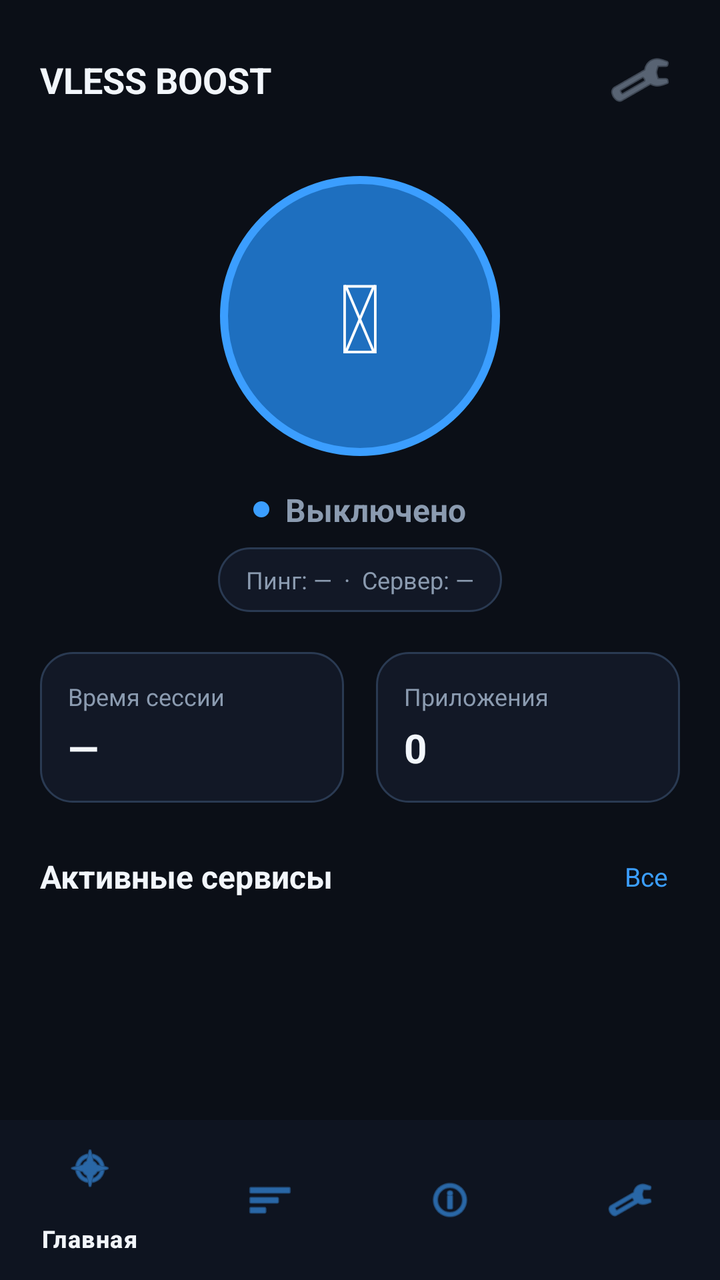
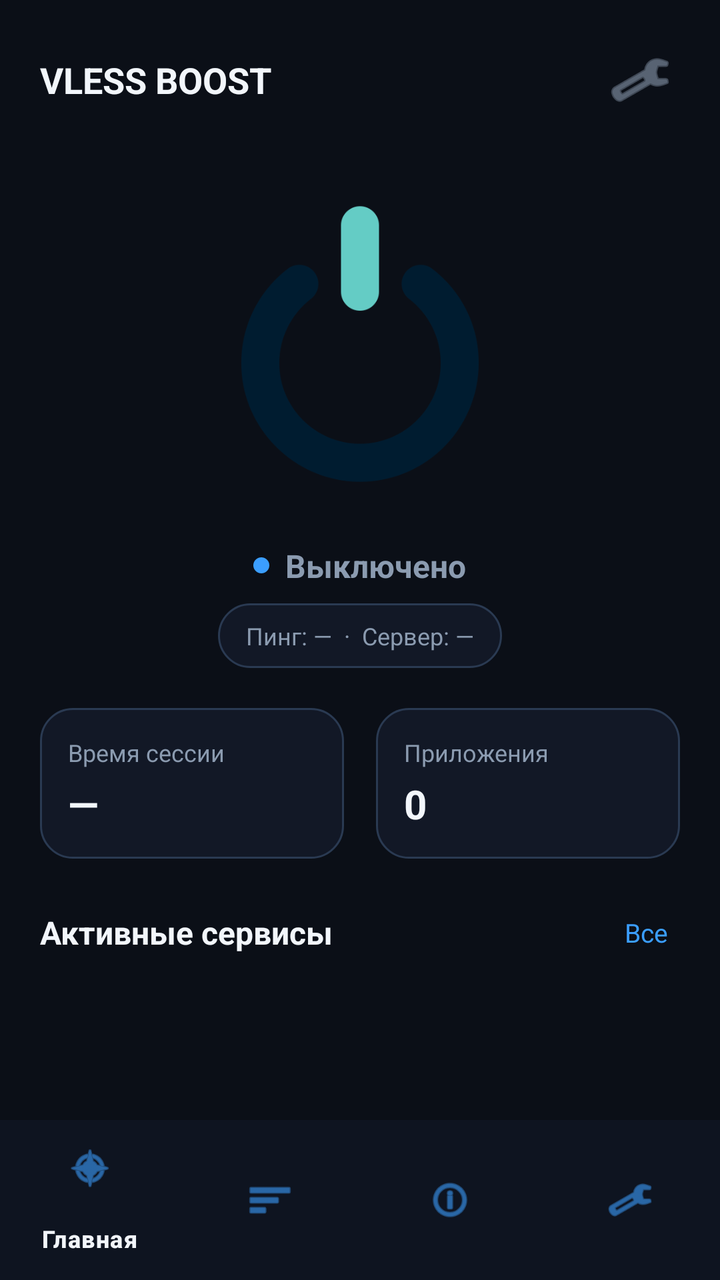

Compare the two renders of this Android layout. The source of the first and the diff that turns it into the second are given below.
<!-- AndroidManifest.xml: application theme Theme.VlessBoost -->
<!-- res/layout/activity_main.xml -->
<?xml version="1.0" encoding="utf-8"?>
<androidx.constraintlayout.widget.ConstraintLayout xmlns:android="http://schemas.android.com/apk/res/android"
    xmlns:app="http://schemas.android.com/apk/res-auto"
    android:layout_width="match_parent"
    android:layout_height="match_parent"
    android:background="@color/bg"
    android:fitsSystemWindows="true">

    <FrameLayout
        android:id="@+id/contentHost"
        android:layout_width="0dp"
        android:layout_height="0dp"
        app:layout_constraintBottom_toTopOf="@id/bottomNav"
        app:layout_constraintEnd_toEndOf="parent"
        app:layout_constraintStart_toStartOf="parent"
        app:layout_constraintTop_toTopOf="parent">

        
        <ScrollView
            android:id="@+id/pageHome"
            android:layout_width="match_parent"
            android:layout_height="match_parent"
            android:fillViewport="true">

            <LinearLayout
                android:layout_width="match_parent"
                android:layout_height="wrap_content"
                android:orientation="vertical"
                android:padding="20dp">

                <LinearLayout
                    android:layout_width="match_parent"
                    android:layout_height="wrap_content"
                    android:gravity="center_vertical"
                    android:orientation="horizontal">

                    <TextView
                        android:layout_width="0dp"
                        android:layout_height="wrap_content"
                        android:layout_weight="1"
                        android:text="VLESS BOOST"
                        android:textColor="@color/text"
                        android:textSize="18sp"
                        android:textStyle="bold" />

                    <ImageButton
                        android:id="@+id/btnHomeSettings"
                        android:layout_width="40dp"
                        android:layout_height="40dp"
                        android:background="?attr/selectableItemBackgroundBorderless"
                        android:contentDescription="Настройки"
                        android:src="@android:drawable/ic_menu_preferences"
                        app:tint="@color/muted" />
                </LinearLayout>

                <FrameLayout
                    android:layout_width="140dp"
                    android:layout_height="140dp"
                    android:layout_gravity="center_horizontal"
                    android:layout_marginTop="28dp">

                    <TextView
                        android:id="@+id/btnPower"
                        android:layout_width="match_parent"
                        android:layout_height="match_parent"
                        android:background="@drawable/bg_power"
                        android:gravity="center"
                        android:text="⏻"
                        android:textColor="@android:color/white"
                        android:textSize="48sp" />
                </FrameLayout>

                <LinearLayout
                    android:layout_width="wrap_content"
                    android:layout_height="wrap_content"
                    android:layout_gravity="center_horizontal"
                    android:layout_marginTop="16dp"
                    android:gravity="center_vertical"
                    android:orientation="horizontal">

                    <View
                        android:id="@+id/statusDot"
                        android:layout_width="8dp"
                        android:layout_height="8dp"
                        android:background="@drawable/bg_power" />

                    <TextView
                        android:id="@+id/statusText"
                        android:layout_width="wrap_content"
                        android:layout_height="wrap_content"
                        android:layout_marginStart="8dp"
                        android:text="@string/status_off"
                        android:textColor="@color/muted"
                        android:textSize="16sp"
                        android:textStyle="bold" />
                </LinearLayout>

                <TextView
                    android:id="@+id/homeMeta"
                    android:layout_width="wrap_content"
                    android:layout_height="wrap_content"
                    android:layout_gravity="center_horizontal"
                    android:layout_marginTop="8dp"
                    android:background="@drawable/bg_card"
                    android:paddingHorizontal="14dp"
                    android:paddingVertical="8dp"
                    android:text="Пинг: —  ·  Сервер: —"
                    android:textColor="@color/muted"
                    android:textSize="12sp" />

                <LinearLayout
                    android:layout_width="match_parent"
                    android:layout_height="wrap_content"
                    android:layout_marginTop="20dp"
                    android:orientation="horizontal">

                    <LinearLayout
                        android:layout_width="0dp"
                        android:layout_height="wrap_content"
                        android:layout_marginEnd="8dp"
                        android:layout_weight="1"
                        android:background="@drawable/bg_card"
                        android:orientation="vertical"
                        android:padding="14dp">

                        <TextView
                            android:layout_width="wrap_content"
                            android:layout_height="wrap_content"
                            android:text="Время сессии"
                            android:textColor="@color/muted"
                            android:textSize="12sp" />

                        <TextView
                            android:id="@+id/sessionTime"
                            android:layout_width="wrap_content"
                            android:layout_height="wrap_content"
                            android:layout_marginTop="4dp"
                            android:text="—"
                            android:textColor="@color/text"
                            android:textSize="20sp"
                            android:textStyle="bold" />
                    </LinearLayout>

                    <LinearLayout
                        android:layout_width="0dp"
                        android:layout_height="wrap_content"
                        android:layout_marginStart="8dp"
                        android:layout_weight="1"
                        android:background="@drawable/bg_card"
                        android:orientation="vertical"
                        android:padding="14dp">

                        <TextView
                            android:layout_width="wrap_content"
                            android:layout_height="wrap_content"
                            android:text="Приложения"
                            android:textColor="@color/muted"
                            android:textSize="12sp" />

                        <TextView
                            android:id="@+id/appsCountHome"
                            android:layout_width="wrap_content"
                            android:layout_height="wrap_content"
                            android:layout_marginTop="4dp"
                            android:text="0"
                            android:textColor="@color/text"
                            android:textSize="20sp"
                            android:textStyle="bold" />
                    </LinearLayout>
                </LinearLayout>

                <LinearLayout
                    android:layout_width="match_parent"
                    android:layout_height="wrap_content"
                    android:layout_marginTop="22dp"
                    android:gravity="center_vertical"
                    android:orientation="horizontal">

                    <TextView
                        android:layout_width="0dp"
                        android:layout_height="wrap_content"
                        android:layout_weight="1"
                        android:text="Активные сервисы"
                        android:textColor="@color/text"
                        android:textSize="16sp"
                        android:textStyle="bold" />

                    <TextView
                        android:id="@+id/btnSeeAll"
                        android:layout_width="wrap_content"
                        android:layout_height="wrap_content"
                        android:padding="6dp"
                        android:text="Все"
                        android:textColor="@color/accent"
                        android:textSize="13sp" />
                </LinearLayout>

                <LinearLayout
                    android:id="@+id/activeServicesList"
                    android:layout_width="match_parent"
                    android:layout_height="wrap_content"
                    android:layout_marginTop="8dp"
                    android:orientation="vertical" />
            </LinearLayout>
        </ScrollView>

        
        <ScrollView
            android:id="@+id/pageServices"
            android:layout_width="match_parent"
            android:layout_height="match_parent"
            android:fillViewport="true"
            android:visibility="gone">

            <LinearLayout
                android:layout_width="match_parent"
                android:layout_height="wrap_content"
                android:orientation="vertical"
                android:padding="20dp">

                <TextView
                    android:layout_width="match_parent"
                    android:layout_height="wrap_content"
                    android:text="Сервисы"
                    android:textColor="@color/text"
                    android:textSize="24sp"
                    android:textStyle="bold" />

                <TextView
                    android:layout_width="match_parent"
                    android:layout_height="wrap_content"
                    android:layout_marginTop="4dp"
                    android:text="Выберите приложения и сайты для ускорения"
                    android:textColor="@color/muted"
                    android:textSize="13sp" />

                <com.google.android.material.button.MaterialButton
                    android:id="@+id/btnApps"
                    style="@style/Widget.Material3.Button.TonalButton"
                    android:layout_width="match_parent"
                    android:layout_height="52dp"
                    android:layout_marginTop="16dp"
                    android:text="Выбрать приложения"
                    android:textAllCaps="false"
                    app:cornerRadius="14dp" />

                <TextView
                    android:id="@+id/appsSummary"
                    android:layout_width="match_parent"
                    android:layout_height="wrap_content"
                    android:layout_marginTop="8dp"
                    android:text="Приложения не выбраны"
                    android:textColor="@color/muted"
                    android:textSize="13sp" />

                <TextView
                    android:layout_width="match_parent"
                    android:layout_height="wrap_content"
                    android:layout_marginTop="18dp"
                    android:text="Пресеты сайтов"
                    android:textColor="@color/text"
                    android:textStyle="bold" />

                <com.google.android.material.chip.ChipGroup
                    android:id="@+id/presetChips"
                    android:layout_width="match_parent"
                    android:layout_height="wrap_content"
                    android:layout_marginTop="8dp"
                    app:chipSpacingHorizontal="8dp"
                    app:chipSpacingVertical="8dp" />
            </LinearLayout>
        </ScrollView>

        
        <ScrollView
            android:id="@+id/pageSettings"
            android:layout_width="match_parent"
            android:layout_height="match_parent"
            android:fillViewport="true"
            android:visibility="gone">

            <LinearLayout
                android:layout_width="match_parent"
                android:layout_height="wrap_content"
                android:orientation="vertical"
                android:padding="20dp">

                <TextView
                    android:layout_width="match_parent"
                    android:layout_height="wrap_content"
                    android:text="Настройки"
                    android:textColor="@color/text"
                    android:textSize="24sp"
                    android:textStyle="bold" />

                <TextView
                    android:layout_width="match_parent"
                    android:layout_height="wrap_content"
                    android:layout_marginTop="16dp"
                    android:text="Ссылка VLESS"
                    android:textColor="@color/text"
                    android:textStyle="bold" />

                <EditText
                    android:id="@+id/vlessInput"
                    android:layout_width="match_parent"
                    android:layout_height="120dp"
                    android:layout_marginTop="8dp"
                    android:background="@drawable/bg_input"
                    android:gravity="top|start"
                    android:hint="vless://..."
                    android:inputType="textMultiLine"
                    android:padding="12dp"
                    android:textColor="@color/text"
                    android:textColorHint="@color/muted"
                    android:textSize="13sp" />

                <TextView
                    android:layout_width="match_parent"
                    android:layout_height="wrap_content"
                    android:layout_marginTop="8dp"
                    android:text="Ссылка сохраняется сразу и не пропадает при обновлении."
                    android:textColor="@color/muted"
                    android:textSize="12sp" />

                <com.google.android.material.button.MaterialButton
                    android:id="@+id/btnUpdate"
                    style="@style/Widget.Material3.Button.OutlinedButton"
                    android:layout_width="match_parent"
                    android:layout_height="48dp"
                    android:layout_marginTop="20dp"
                    android:text="Проверить обновления"
                    android:textAllCaps="false"
                    app:cornerRadius="14dp"
                    app:strokeColor="@color/border" />

                <TextView
                    android:id="@+id/hintText"
                    android:layout_width="match_parent"
                    android:layout_height="wrap_content"
                    android:layout_marginTop="16dp"
                    android:text="После включения перезапустите выбранные приложения."
                    android:textColor="@color/muted"
                    android:textSize="12sp" />
            </LinearLayout>
        </ScrollView>
    </FrameLayout>

    <com.google.android.material.bottomnavigation.BottomNavigationView
        android:id="@+id/bottomNav"
        android:layout_width="0dp"
        android:layout_height="wrap_content"
        android:background="@color/nav"
        app:itemIconTint="@color/accent"
        app:itemTextColor="@color/text"
        app:layout_constraintBottom_toBottomOf="parent"
        app:layout_constraintEnd_toEndOf="parent"
        app:layout_constraintStart_toStartOf="parent"
        app:menu="@menu/bottom_nav" />
</androidx.constraintlayout.widget.ConstraintLayout>
<!-- resources referenced by this layout -->
<resources>
  <color name="accent">#3B9EFF</color>
  <color name="bg">#0B0F17</color>
  <color name="border">#2A3A52</color>
  <color name="muted">#8B9BB0</color>
  <color name="nav">#0E1420</color>
  <color name="text">#F2F6FB</color>
  <!-- drawable bg_card (drawable) -->
  <?xml version="1.0" encoding="utf-8"?>
  <shape xmlns:android="http://schemas.android.com/apk/res/android">
      <solid android:color="@color/panel" />
      <corners android:radius="16dp" />
      <stroke
          android:width="1dp"
          android:color="@color/border" />
  </shape>
  <!-- drawable bg_input (drawable) -->
  <?xml version="1.0" encoding="utf-8"?>
  <shape xmlns:android="http://schemas.android.com/apk/res/android"
      android:shape="rectangle">
      <solid android:color="@color/card" />
      <corners android:radius="14dp" />
      <stroke
          android:width="1dp"
          android:color="@color/border" />
  </shape>
  <!-- drawable bg_power (drawable) -->
  <?xml version="1.0" encoding="utf-8"?>
  <shape xmlns:android="http://schemas.android.com/apk/res/android" android:shape="oval">
      <solid android:color="@color/accent_dim" />
      <stroke
          android:width="4dp"
          android:color="@color/accent" />
  </shape>
  <string name="status_off">Выключено</string>
  <style name="Theme.VlessBoost" parent="Theme.Material3.Dark.NoActionBar">
          <item name="colorPrimary">@color/accent</item>
          <item name="colorOnPrimary">#061018</item>
          <item name="android:statusBarColor">@color/bg</item>
          <item name="android:navigationBarColor">@color/bg</item>
          <item name="android:windowBackground">@color/bg</item>
          <item name="colorSurface">@color/panel</item>
          <item name="colorOnSurface">@color/text</item>
      </style>
  <color name="panel">#121826</color>
  <color name="card">#151D2C</color>
  <color name="accent_dim">#1E6FBF</color>
</resources>

<!-- the commit's change to res/layout/activity_main.xml (unified diff, before → after) -->
@@ -54,20 +54,20 @@
                 </LinearLayout>
 
                 <FrameLayout
-                    android:layout_width="140dp"
-                    android:layout_height="140dp"
+                    android:layout_width="168dp"
+                    android:layout_height="168dp"
                     android:layout_gravity="center_horizontal"
                     android:layout_marginTop="28dp">
 
-                    <TextView
+                    <ImageButton
                         android:id="@+id/btnPower"
                         android:layout_width="match_parent"
                         android:layout_height="match_parent"
-                        android:background="@drawable/bg_power"
-                        android:gravity="center"
-                        android:text="⏻"
-                        android:textColor="@android:color/white"
-                        android:textSize="48sp" />
+                        android:background="@android:color/transparent"
+                        android:contentDescription="@string/app_name"
+                        android:padding="8dp"
+                        android:scaleType="fitCenter"
+                        android:src="@drawable/ic_power_off" />
                 </FrameLayout>
 
                 <LinearLayout
<!-- resource entries referenced after the edit -->
@@ -33,6 +33,8 @@
           android:width="4dp"
           android:color="@color/accent" />
   </shape>
+  <!-- drawable ic_power_off: png bitmap (drawable-nodpi, 15108 bytes) -->
+  <string name="app_name">VLESS Boost</string>
   <string name="status_off">Выключено</string>
   <style name="Theme.VlessBoost" parent="Theme.Material3.Dark.NoActionBar">
           <item name="colorPrimary">@color/accent</item>
